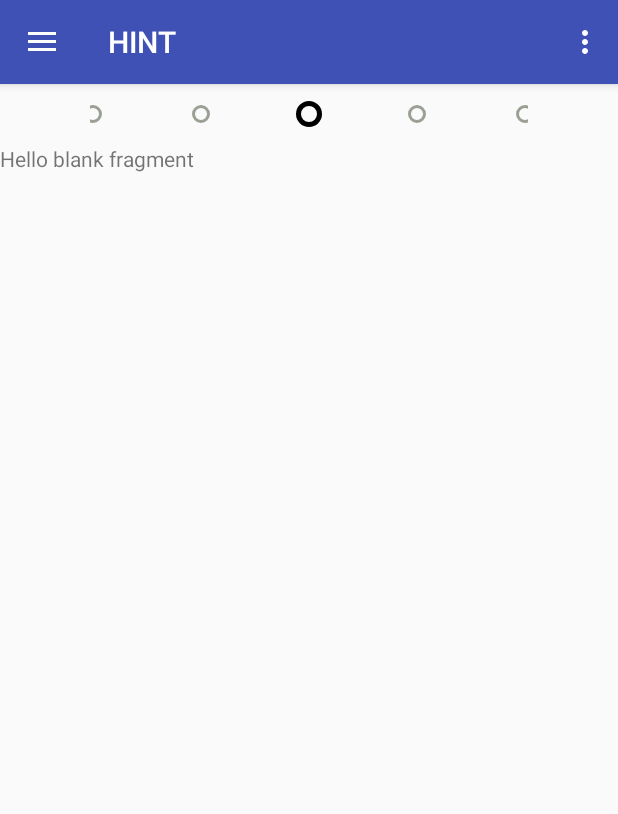
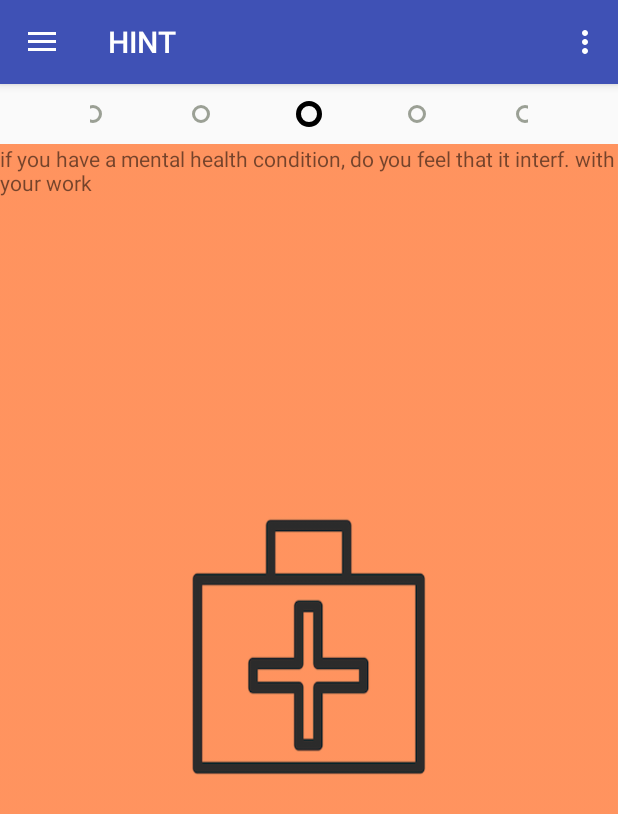
Before and after one commit to uddish/HINT, an Android app: the screen it shows after launch (MainActivity), tab 4 chosen, on a phone screen of 412 x 824 dp. Shown: the top 814 px of the screen. Run offline under Robolectric (Android 15) with nearby library versions, the phone set to English and light mode, and no system bars.

Commit message:
UI changes

```diff
--- a/app/src/main/res/layout/fragment_fragment4.xml
+++ b/app/src/main/res/layout/fragment_fragment4.xml
@@ -2,12 +2,18 @@
     xmlns:tools="http://schemas.android.com/tools"
     android:layout_width="match_parent"
     android:layout_height="match_parent"
+    android:background="@drawable/health_interfere_withwork"
     tools:context="com.example.uddishverma22.hint.Fragments.Fragment4">
 
-    <!-- TODO: Update blank fragment layout -->
-    <TextView
+    <RelativeLayout
         android:layout_width="match_parent"
-        android:layout_height="match_parent"
-        android:text="@string/hello_blank_fragment" />
+        android:layout_height="match_parent">
+
+        <TextView
+            android:layout_width="wrap_content"
+            android:layout_height="wrap_content"
+            android:text="if you have a mental health condition, do you feel that it interf. with your work"/>
+
+    </RelativeLayout>
 
 </FrameLayout>
```
Also changed, not shown: app/src/main/res/layout/fragment_fragment2.xml (+10 -3 lines), app/src/main/res/layout/fragment_fragment3.xml (+10 -4 lines), app/src/main/res/layout/fragment_fragment5.xml (+10 -4 lines), app/src/main/res/layout/fragment_fragment6.xml (+10 -4 lines), app/src/main/res/layout/fragment_fragment7.xml (+10 -4 lines).
